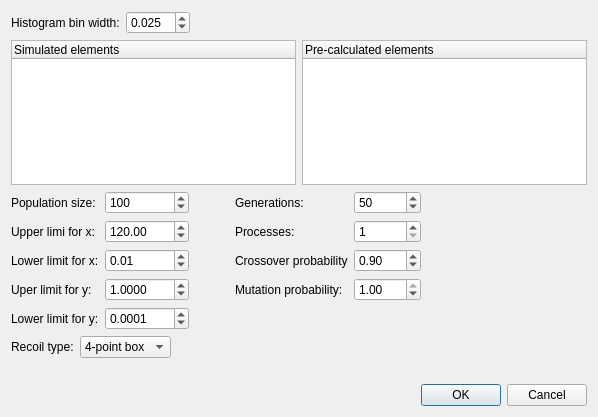
JYU-IBA/potku, file ui_files/ui_optimization_params.ui: the form before one commit.
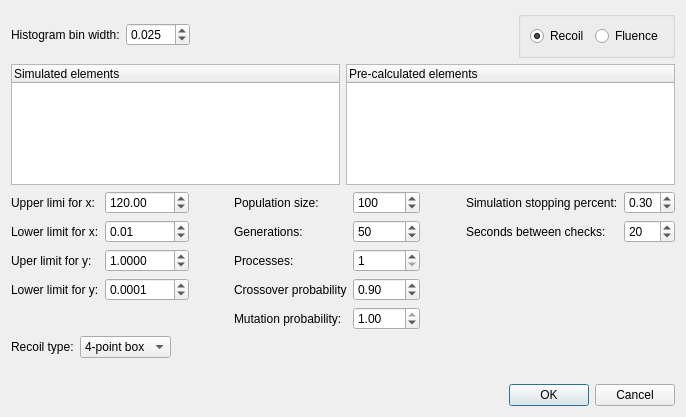
The form after the commit.

Commit message: Added a widget to show optimization results and progress. Optimization can now be started from the UI. Result showing not tested.

Patch:
```diff
--- a/ui_files/ui_optimization_params.ui
+++ b/ui_files/ui_optimization_params.ui
@@ -6,7 +6,7 @@
    <rect>
     <x>0</x>
     <y>0</y>
-    <width>598</width>
+    <width>686</width>
     <height>417</height>
    </rect>
   </property>
@@ -57,6 +57,35 @@
          </property>
         </spacer>
        </item>
+       <item>
+        <widget class="QGroupBox" name="groupBox">
+         <property name="title">
+          <string/>
+         </property>
+         <property name="flat">
+          <bool>false</bool>
+         </property>
+         <layout class="QHBoxLayout" name="horizontalLayout_5">
+          <item>
+           <widget class="QRadioButton" name="radioButton">
+            <property name="text">
+             <string>Recoil</string>
+            </property>
+            <property name="checked">
+             <bool>true</bool>
+            </property>
+           </widget>
+          </item>
+          <item>
+           <widget class="QRadioButton" name="radioButton_2">
+            <property name="text">
+             <string>Fluence</string>
+            </property>
+           </widget>
+          </item>
+         </layout>
+        </widget>
+       </item>
       </layout>
      </item>
      <item>
@@ -85,26 +114,6 @@
       <layout class="QHBoxLayout" name="horizontalLayout_3">
        <item>
         <layout class="QFormLayout" name="formLayout">
-         <item row="0" column="0">
-          <widget class="QLabel" name="label">
-           <property name="text">
-            <string>Population size:</string>
-           </property>
-          </widget>
-         </item>
-         <item row="0" column="1">
-          <widget class="QSpinBox" name="populationSpinBox">
-           <property name="minimum">
-            <number>10</number>
-           </property>
-           <property name="maximum">
-            <number>1000</number>
-           </property>
-           <property name="value">
-            <number>100</number>
-           </property>
-          </widget>
-         </item>
          <item row="1" column="0">
           <widget class="QLabel" name="label_2">
            <property name="text">
@@ -211,14 +220,14 @@
        </item>
        <item>
         <layout class="QFormLayout" name="formLayout_2">
-         <item row="1" column="0">
+         <item row="2" column="0">
           <widget class="QLabel" name="label_10">
            <property name="text">
             <string>Generations:</string>
            </property>
           </widget>
          </item>
-         <item row="1" column="1">
+         <item row="2" column="1">
           <widget class="QSpinBox" name="generationSpinBox">
            <property name="maximum">
             <number>999999</number>
@@ -228,14 +237,14 @@
            </property>
           </widget>
          </item>
-         <item row="2" column="0">
+         <item row="3" column="0">
           <widget class="QLabel" name="label_7">
            <property name="text">
             <string>Processes:</string>
            </property>
           </widget>
          </item>
-         <item row="2" column="1">
+         <item row="3" column="1">
           <widget class="QSpinBox" name="processesSpinBox">
            <property name="minimum">
             <number>1</number>
@@ -245,14 +254,14 @@
            </property>
           </widget>
          </item>
-         <item row="3" column="0">
+         <item row="4" column="0">
           <widget class="QLabel" name="label_8">
            <property name="text">
             <string>Crossover probability</string>
            </property>
           </widget>
          </item>
-         <item row="3" column="1">
+         <item row="4" column="1">
           <widget class="QDoubleSpinBox" name="crossoverProbDoubleSpinBox">
            <property name="decimals">
             <number>2</number>
@@ -268,15 +277,15 @@
            </property>
           </widget>
          </item>
-         <item row="4" column="0">
+         <item row="5" column="0">
           <widget class="QLabel" name="label_9">
            <property name="text">
             <string>Mutation probability:</string>
            </property>
           </widget>
          </item>
-         <item row="4" column="1">
-          <widget class="QDoubleSpinBox" name="doubleSpinBox_6">
+         <item row="5" column="1">
+          <widget class="QDoubleSpinBox" name="mutationProbDoubleSpinBox">
            <property name="maximum">
             <double>1.000000000000000</double>
            </property>
@@ -288,6 +297,26 @@
            </property>
           </widget>
          </item>
+         <item row="1" column="0">
+          <widget class="QLabel" name="label">
+           <property name="text">
+            <string>Population size:</string>
+           </property>
+          </widget>
+         </item>
+         <item row="1" column="1">
+          <widget class="QSpinBox" name="populationSpinBox">
+           <property name="minimum">
+            <number>10</number>
+           </property>
+           <property name="maximum">
+            <number>1000</number>
+           </property>
+           <property name="value">
+            <number>100</number>
+           </property>
+          </widget>
+         </item>
         </layout>
        </item>
        <item>
@@ -303,6 +332,50 @@
          </property>
         </spacer>
        </item>
+       <item>
+        <layout class="QFormLayout" name="formLayout_4">
+         <item row="0" column="0">
+          <widget class="QLabel" name="label_11">
+           <property name="text">
+            <string>Simulation stopping percent:</string>
+           </property>
+          </widget>
+         </item>
+         <item row="0" column="1">
+          <widget class="QDoubleSpinBox" name="percentDoubleSpinBox">
+           <property name="minimum">
+            <double>0.010000000000000</double>
+           </property>
+           <property name="maximum">
+            <double>1.000000000000000</double>
+           </property>
+           <property name="singleStep">
+            <double>0.010000000000000</double>
+           </property>
+           <property name="value">
+            <double>0.300000000000000</double>
+           </property>
+          </widget>
+         </item>
+         <item row="1" column="0">
+          <widget class="QLabel" name="label_12">
+           <property name="text">
+            <string>Seconds between checks:</string>
+           </property>
+          </widget>
+         </item>
+         <item row="1" column="1">
+          <widget class="QSpinBox" name="timeSpinBox">
+           <property name="maximum">
+            <number>60</number>
+           </property>
+           <property name="value">
+            <number>20</number>
+           </property>
+          </widget>
+         </item>
+        </layout>
+       </item>
       </layout>
      </item>
      <item>
```
Left out of the diff: 66 changed lines with no effect on the pictures. The commit also changes 10 other files.
